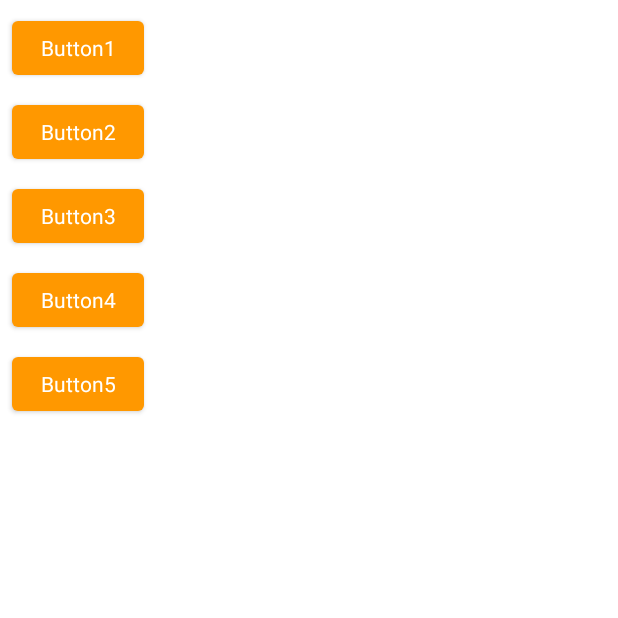
After one commit to LeonovEgor/MaterialDesign5, an Android app: the ButtonActivity screen opened directly, with no data from a screen before it, on a phone screen of 412 x 824 dp, the top half of it. The commit adds this screen. Run offline under Robolectric (Android 15) with nearby library versions, the phone set to English and light mode, and no system bars.

Commit message:
Выполнены все задания

```diff
--- a/app/src/main/AndroidManifest.xml
+++ b/app/src/main/AndroidManifest.xml
@@ -9,15 +9,16 @@
         android:roundIcon="@mipmap/ic_launcher_round"
         android:supportsRtl="true"
         android:theme="@style/AppTheme">
+
+
         <meta-data
             android:name="com.google.android.actions"
             android:resource="@menu/bottom_nav_menu" />
 
         <activity
-
             android:name=".NaviDrawerActivity"
             android:label="@string/title_activity_navi_drawer"
-            android:theme="@style/AppTheme.NoActionBar" >
+            android:theme="@style/AppTheme.NoActionBar">
             <intent-filter>
                 <action android:name="android.intent.action.MAIN" />
                 <action android:name="android.intent.action.VIEW" />
@@ -27,7 +28,13 @@
         </activity>
 
         <activity android:name=".MainActivity">
+
         </activity>
+
+        <activity android:name=".ButtonActivity">
+
+        </activity>
+
     </application>
 
 </manifest>
--- /dev/null
+++ b/app/src/main/java/ru/leonov/hw/ButtonActivity.java
@@ -0,0 +1,14 @@
+package ru.leonov.hw;
+
+import androidx.appcompat.app.AppCompatActivity;
+
+import android.os.Bundle;
+
+public class ButtonActivity extends AppCompatActivity {
+
+    @Override
+    protected void onCreate(Bundle savedInstanceState) {
+        super.onCreate(savedInstanceState);
+        setContentView(R.layout.activity_button);
+    }
+}
--- /dev/null
+++ b/app/src/main/res/layout/activity_button.xml
@@ -0,0 +1,45 @@
+<?xml version="1.0" encoding="utf-8"?>
+<androidx.constraintlayout.widget.ConstraintLayout
+    xmlns:android="http://schemas.android.com/apk/res/android"
+    xmlns:app="http://schemas.android.com/apk/res-auto"
+    xmlns:tools="http://schemas.android.com/tools"
+    android:layout_width="match_parent"
+    android:layout_height="match_parent"
+    tools:context=".ButtonActivity"  >
+
+    <Button
+        android:id="@+id/button"
+        android:text="@string/button1"
+        app:layout_constraintStart_toStartOf="parent"
+        app:layout_constraintTop_toTopOf="parent"
+        style="@style/View"/>
+
+    <Button
+        android:id="@+id/button2"
+        android:text="@string/button2"
+        app:layout_constraintStart_toStartOf="parent"
+        app:layout_constraintTop_toBottomOf="@id/button"
+        style="@style/View"/>
+
+    <Button
+        android:id="@+id/button3"
+        android:text="@string/button3"
+        app:layout_constraintStart_toStartOf="parent"
+        app:layout_constraintTop_toBottomOf="@id/button2"
+        style="@style/View"/>
+
+    <Button
+        android:id="@+id/button4"
+        android:text="@string/button4"
+        app:layout_constraintStart_toStartOf="parent"
+        app:layout_constraintTop_toBottomOf="@id/button3"
+        style="@style/View"/>
+
+    <Button
+        android:id="@+id/button5"
+        android:text="@string/button5"
+        app:layout_constraintStart_toStartOf="parent"
+        app:layout_constraintTop_toBottomOf="@id/button4"
+        style="@style/View"/>
+
+</androidx.constraintlayout.widget.ConstraintLayout>
--- a/app/src/main/res/values/strings.xml
+++ b/app/src/main/res/values/strings.xml
@@ -130,5 +130,10 @@
     <string name="action_theme1">Тема1</string>
     <string name="action_theme2">Тема2</string>
     <string name="action_theme3">Тема3</string>
+    <string name="button1">Button1</string>
+    <string name="button2">Button2</string>
+    <string name="button3">Button3</string>
+    <string name="button4">Button4</string>
+    <string name="button5">Button5</string>
 
 </resources>
--- a/app/src/main/res/values/styles.xml
+++ b/app/src/main/res/values/styles.xml
@@ -42,6 +42,12 @@
         <item name="colorPrimary">@android:color/holo_purple</item>
     </style>
 
+    <style name="View"  parent="AppTheme">
+        <item name="android:layout_margin">8dp</item>
+        <item name="android:layout_width">wrap_content</item>
+        <item name="android:layout_height">wrap_content</item>
+    </style>
+
     <style name="AppTheme.NoActionBar">
         <item name="windowActionBar">false</item>
         <item name="windowNoTitle">true</item>
```
